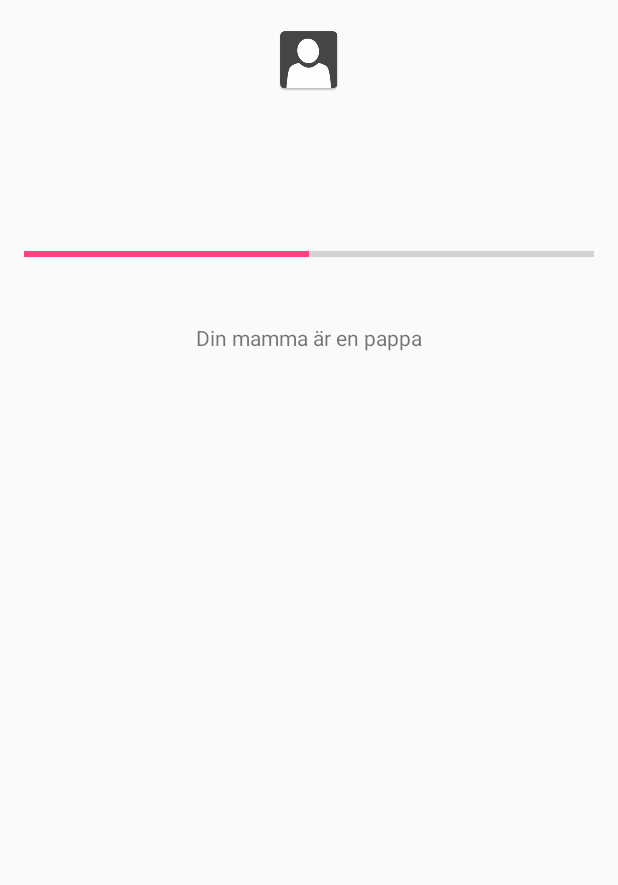
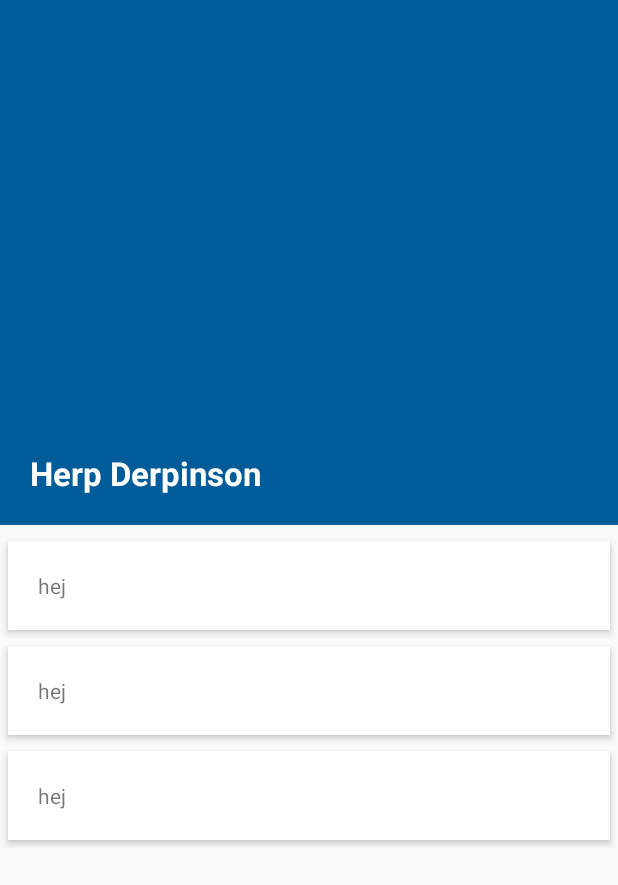
Before and after one commit to meemsbror/DAT255, an Android app: the layout activity_profile_page.xml on its own in the app's theme, with its tools: preview values and no code run, on a phone screen of 412 x 824 dp. Shown: the top 885 px of the screen. Run offline under Robolectric (Android 15) with nearby library versions, the phone set to English and light mode, and no system bars.

Commit message:
changes to profilepage

```diff
--- a/KasslR/app/build.gradle
+++ b/KasslR/app/build.gradle
@@ -45,5 +45,7 @@ dependencies {
     compile 'com.roughike:bottom-bar:2.0.2'
     compile 'com.android.support:support-v4:24.+'
     compile 'com.squareup.picasso:picasso:2.5.2'
+    compile 'de.hdodenhof:circleimageview:1.2.1'
     compile 'com.google.android.gms:play-services-appindexing:8.4.0'
+
 }
--- a/KasslR/app/src/main/java/gruppn/kasslr/ProfilePageFragment.java
+++ b/KasslR/app/src/main/java/gruppn/kasslr/ProfilePageFragment.java
@@ -6,7 +6,12 @@ import android.os.Bundle;
 import android.view.LayoutInflater;
 import android.view.View;
 import android.view.ViewGroup;
+import android.widget.ImageButton;
+import android.widget.ImageView;
 import android.widget.TextView;
+import com.squareup.picasso.Picasso;
+
+import de.hdodenhof.circleimageview.CircleImageView;
 
 /**
  * The activity for viewing the profile.
@@ -24,8 +29,26 @@ public class ProfilePageFragment extends Fragment {
         super.onActivityCreated(savedInstanceState);
 
         if (getArguments() != null) {
-            TextView usernameText = (TextView) getActivity().findViewById(R.id.usernameText);
-            usernameText.setText(getArguments().getString(EXTRA_USER_ID));
+            //TextView usernameText = (TextView) getActivity().findViewById(R.id.user_profile_name);
+            //usernameText.setText(getArguments().getString(EXTRA_USER_ID));
         }
+
+        //Change profile background
+        ImageView imageView = (ImageView) getView().findViewById(R.id.profile_layout_background);
+        Picasso.with(getContext())
+                .load(R.drawable.tempbackground)
+                .fit()
+                .into(imageView);
+
+        //Change profile pic
+        /*
+        CircleImageView imageView = (CircleImageView) getView().findViewById(R.id.profile_image);
+        Picasso.with(getContext())
+                .load(R.drawable.hehecat)
+                .fit()
+                .into(imageView);
+        */
+
+
     }
 }
--- a/KasslR/app/src/main/res/layout/activity_profile_page.xml
+++ b/KasslR/app/src/main/res/layout/activity_profile_page.xml
@@ -1,47 +1,100 @@
 <?xml version="1.0" encoding="utf-8"?>
-<RelativeLayout xmlns:android="http://schemas.android.com/apk/res/android"
-    xmlns:tools="http://schemas.android.com/tools"
+<ScrollView xmlns:android="http://schemas.android.com/apk/res/android"
+    xmlns:app="http://schemas.android.com/apk/res-auto"
     android:layout_width="match_parent"
     android:layout_height="match_parent"
-    android:paddingBottom="@dimen/activity_vertical_margin"
-    android:paddingLeft="@dimen/activity_horizontal_margin"
-    android:paddingRight="@dimen/activity_horizontal_margin"
-    android:paddingTop="@dimen/activity_vertical_margin"
-    tools:context=".ProfilePageFragment">
+    android:overScrollMode="always">
 
-    <ImageView
-        android:layout_width="wrap_content"
-        android:layout_height="wrap_content"
-        android:id="@+id/imageView"
-        android:layout_alignParentTop="true"
-        android:layout_centerHorizontal="true"
-        android:background="@mipmap/profilepicture"
-        android:clickable="false" />
+    <RelativeLayout
+        android:layout_width="match_parent"
+        android:layout_height="match_parent">
 
-    <ScrollView
-        android:layout_width="fill_parent"
-        android:layout_height="fill_parent"
-        android:id="@+id/scrollView"
-        android:layout_below="@+id/imageView"
-        android:layout_centerHorizontal="true"
-        android:layout_marginTop="97dp" >
+        <LinearLayout
+            android:layout_width="match_parent"
+            android:layout_height="match_parent"
+            android:layout_below="@+id/profile_layout"
+            android:layout_marginTop="5dp"
+            android:orientation="vertical">
 
-        <ProgressBar
-            style="?android:attr/progressBarStyleHorizontal"
-            android:layout_width="fill_parent"
-            android:layout_height="wrap_content"
-            android:layout_centerHorizontal="true"
-            android:id="@+id/progressBar"
-            android:progress="50" />
-    </ScrollView>
+            <TextView
+                android:layout_width="match_parent"
+                android:layout_height="wrap_content"
+                android:layout_margin="5dp"
+                android:background="#fff"
+                android:clickable="true"
+                android:elevation="3dp"
+                android:padding="20dp"
+                android:text="hej" />
 
-    <TextView
-        android:layout_width="wrap_content"
-        android:layout_height="wrap_content"
-        android:text="Din mamma är en pappa"
-        android:id="@+id/usernameText"
-        android:layout_alignTop="@+id/scrollView"
-        android:layout_centerHorizontal="true"
-        android:layout_marginTop="54dp" />
+            <TextView
+                android:layout_width="fill_parent"
+                android:layout_height="wrap_content"
+                android:layout_margin="5dp"
+                android:background="#fff"
+                android:clickable="true"
+                android:elevation="3dp"
+                android:padding="20dp"
+                android:text="hej" />
 
-</RelativeLayout>
+            <TextView
+                android:layout_width="fill_parent"
+                android:layout_height="wrap_content"
+                android:layout_margin="5dp"
+                android:background="#fff"
+                android:clickable="true"
+                android:elevation="3dp"
+                android:padding="20dp"
+                android:text="hej" />
+
+        </LinearLayout>
+
+        <RelativeLayout
+            android:id="@+id/profile_layout"
+            android:layout_width="match_parent"
+            android:layout_height="350dp"
+            android:layout_alignParentLeft="true"
+            android:layout_alignParentStart="true"
+            android:layout_alignParentTop="true"
+            android:background="#005c99">
+
+            <ImageView
+                android:id="@+id/profile_layout_background"
+                android:layout_width="match_parent"
+                android:layout_height="match_parent"
+                android:layout_alignParentLeft="true"
+                android:layout_alignParentStart="true"
+                android:layout_alignParentTop="true"
+                android:layout_marginBottom="0dp"
+                android:scaleType="centerCrop" />
+
+            <TextView
+                android:id="@+id/user_profile_name"
+                android:layout_width="wrap_content"
+                android:layout_height="wrap_content"
+                android:layout_alignParentBottom="true"
+                android:layout_centerHorizontal="false"
+                android:layout_marginBottom="20dp"
+                android:layout_marginLeft="20dp"
+                android:text="@string/profile_name"
+                android:textColor="#fff"
+                android:textSize="22sp"
+                android:textStyle="bold" />
+
+            <!--
+            <de.hdodenhof.circleimageview.CircleImageView
+                android:id="@+id/profile_image"
+                android:layout_width="96dp"
+                android:layout_height="96dp"
+                android:clickable="true"
+                app:border_width="2dp"
+                app:border_color="#007acc"
+                android:layout_above="@+id/user_profile_name"
+                android:layout_centerHorizontal="true"
+                android:layout_marginBottom="20dp" />
+
+                -->
+
+        </RelativeLayout>
+    </RelativeLayout>
+
+</ScrollView>
--- a/KasslR/app/src/main/res/values/strings.xml
+++ b/KasslR/app/src/main/res/values/strings.xml
@@ -11,6 +11,7 @@
     <string name="flash_off">Flash off</string>
     <string name="flash_on">Flash on</string>
     <string name="what_is_this">Vad är detta för något?</string>
+    <string name="profile_name">Herp Derpinson</string>
 
     <string name="key_user_id">kasslr.userid</string>
 </resources>
--- a/KasslR/app/src/main/res/values/styles.xml
+++ b/KasslR/app/src/main/res/values/styles.xml
@@ -9,6 +9,7 @@
         <item name="colorPrimary">@color/colorPrimary</item>
         <item name="colorPrimaryDark">@color/colorPrimaryDark</item>
         <item name="colorAccent">@color/colorAccent</item>
+
     </style>
 
     <style name="AppTheme.NoActionBar">
```
Also changed, not shown: KasslR/app/src/main/res/drawable/tempbackground.jpg (added).
